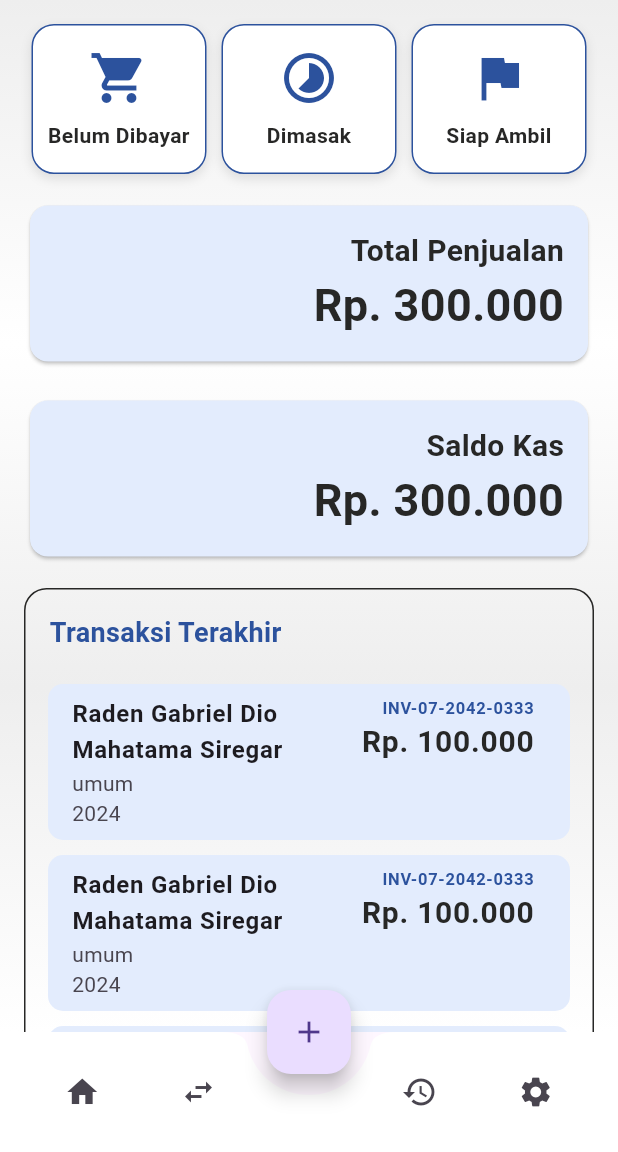
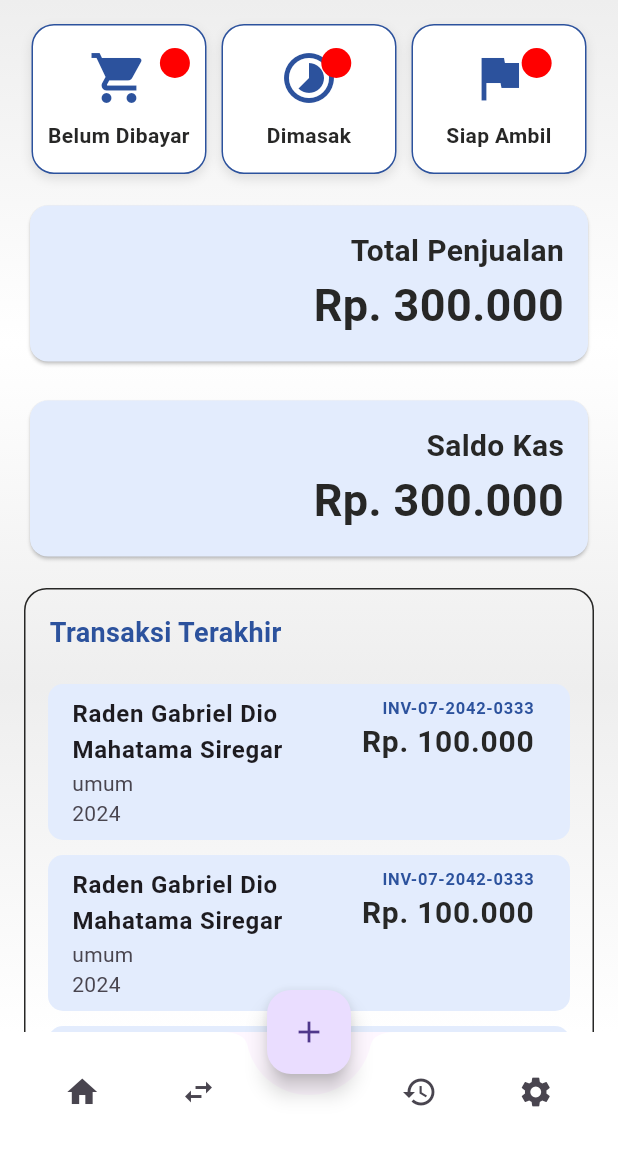
Before and after one commit to athaarsley/5th-Flutter, a Flutter app: the screen it shows after launch, on a phone screen of 412 x 824 dp, the part 84-1236 px from its top. Run offline on Flutter 3.47's test engine with Material 3 defaults, Android fonts, the phone set to English and light mode, and no system bars.

Commit message:
4th commit

```diff
--- a/lib/app_tombol_atas.dart
+++ /dev/null
@@ -1,61 +0,0 @@
-import 'package:flutter/material.dart';
-import 'package:dashboard/theme.dart';
-
-
-class TombolAtasApp extends StatelessWidget {
-  const TombolAtasApp({Key? key}) : super(key: key);
-
-  Widget _buildContainer(IconData icon, String text) {
-    return Expanded(
-      child: Container(
-        margin: EdgeInsets.only(left: 5, right: 5),
-      width: 100,
-      height: 100,
-      decoration: BoxDecoration(
-        color: Colors.white,
-        border: Border.all(color: kPrimaryColor,),
-        borderRadius: BorderRadius.circular(15),
-        boxShadow: [
-          BoxShadow(
-            color: Colors.black.withOpacity(0.1),
-            blurRadius: 5,
-            offset: Offset(0, 3),
-            ),
-          ],
-        ),
-      child: Column(
-
-        mainAxisAlignment: MainAxisAlignment.center,
-        children: [
-            Icon(icon,
-            size: 40,
-            color: kPrimaryColor),
-          SizedBox(height: 8),
-          Text(
-            text,
-            style: const TextStyle(
-              color: kBlackColor,
-              fontWeight: FontWeight.bold,
-            ),
-            textAlign: TextAlign.center,
-          ),
-        ],
-      ),
-    ));
-  }
-
-  @override
-  Widget build(BuildContext context) {
-    return Padding(
-      padding: const EdgeInsets.all(16.0),
-      child: Row(
-        mainAxisAlignment: MainAxisAlignment.spaceEvenly,
-        children: [
-          _buildContainer(Icons.shopping_cart, 'Belum Dibayar'),
-          _buildContainer(Icons.timelapse, 'Dimasak'),
-          _buildContainer(Icons.flag, 'Siap Ambil'),
-        ],
-      ),
-    );
-  }
-}
--- a/lib/main.dart
+++ b/lib/main.dart
@@ -1,9 +1,5 @@
+import 'package:dashboard/ui/main_screen_app.dart';
 import 'package:flutter/material.dart';
-import 'app_bottom.dart';
-import 'app_info.dart';
-import 'app_tombol_atas.dart';
-import 'app_transaksi.dart';
-import 'theme.dart';
 
 void main() => runApp(MyApp());
 
@@ -18,74 +14,3 @@ class MyApp extends StatelessWidget {
     );
   }
 }
-
-class MainScreen extends StatelessWidget {
-  const MainScreen({Key? key}) : super(key: key);
-
-  @override
-  Widget build(BuildContext context) {
-    return Scaffold(
-      appBar: AppBar(
-        title: const Text(
-          'Dashboard',
-          style: TextStyle(fontWeight: FontWeight.bold),
-        ),
-        actions: [
-          Container(
-            width: 160,
-            margin: EdgeInsets.only(right: 15),
-            decoration: BoxDecoration(
-              border: Border.all(color: kPrimaryColor,),
-              borderRadius: BorderRadius.circular(30),
-            ),
-            child: const Row(
-              mainAxisAlignment: MainAxisAlignment.center,
-              children: [
-                Icon(Icons.bolt, color: kPrimaryColor),
-                Text(
-                  'Fast Transaction',
-                  style: TextStyle(
-                    color: kPrimaryColor,
-                    fontWeight: FontWeight.bold,
-                  ),
-                ),
-              ],
-            ),
-          )
-        ]
-      ),
-      body: Container(
-        decoration: const BoxDecoration(
-          gradient: LinearGradient(
-            colors: [
-              kGrey,
-              kWhite,
-              kGrey,
-              kWhite,
-            ],
-            begin: Alignment.topCenter,
-            end: Alignment.bottomCenter
-          )
-        ),
-        child: const SingleChildScrollView(
-          child: Column(
-            crossAxisAlignment: CrossAxisAlignment.stretch,
-            children: [
-              TombolAtasApp(),
-              InfoApp(),
-              TransactionListApp(),
-            ]
-          ),
-        ),
-      ),
-      bottomNavigationBar: BottomApp(),
-      floatingActionButton: FloatingActionButton(
-        onPressed: () {
-          // Handle FAB tap
-        },
-        child: Icon(Icons.add),
-      ),
-      floatingActionButtonLocation: FloatingActionButtonLocation.centerDocked,
-    );
-  }
-}
--- a/lib/app_bottom.dart
+++ b/lib/ui/bottom_app.dart
@@ -1,4 +1,4 @@
-import 'package:dashboard/theme.dart';
+import 'package:dashboard/model/theme.dart';
 import 'package:flutter/material.dart';
 
 class BottomApp extends StatelessWidget {
--- a/lib/app_info.dart
+++ b/lib/ui/info_app.dart
@@ -1,5 +1,5 @@
 import 'package:flutter/material.dart';
-import 'package:dashboard/theme.dart';
+import 'package:dashboard/model/theme.dart';
 
 class InfoApp extends StatelessWidget {
   const InfoApp({Key? key}) : super(key: key);
--- /dev/null
+++ b/lib/ui/main_screen_app.dart
@@ -0,0 +1,78 @@
+
+import 'package:dashboard/ui/bottom_app.dart';
+import 'package:dashboard/ui/info_app.dart';
+import 'package:dashboard/ui/tombol_atas_app.dart';
+import 'package:dashboard/ui/transaction_list_app.dart';
+import 'package:dashboard/model/theme.dart';
+import 'package:flutter/material.dart';
+
+class MainScreen extends StatelessWidget {
+  const MainScreen({Key? key}) : super(key: key);
+
+  @override
+  Widget build(BuildContext context) {
+    return Scaffold(
+      appBar: AppBar(
+        title: const Text(
+          'Dashboard',
+          style: TextStyle(fontWeight: FontWeight.bold),
+        ),
+        actions: [
+          Container(
+            width: 160,
+            margin: EdgeInsets.only(right: 15),
+            decoration: BoxDecoration(
+              border: Border.all(color: kPrimaryColor,),
+              borderRadius: BorderRadius.circular(30),
+            ),
+            child: const Row(
+              mainAxisAlignment: MainAxisAlignment.center,
+              children: [
+                Icon(Icons.bolt, color: kPrimaryColor),
+                Text(
+                  'Fast Transaction',
+                  style: TextStyle(
+                    color: kPrimaryColor,
+                    fontWeight: FontWeight.bold,
+                  ),
+                ),
+              ],
+            ),
+          )
+        ]
+      ),
+      body: Container(
+        decoration: const BoxDecoration(
+          gradient: LinearGradient(
+            colors: [
+              kGrey,
+              kWhite,
+              kGrey,
+              kWhite,
+            ],
+            begin: Alignment.topCenter,
+            end: Alignment.bottomCenter
+          )
+        ),
+        child: const SingleChildScrollView(
+          child: Column(
+            crossAxisAlignment: CrossAxisAlignment.stretch,
+            children: [
+              TombolAtasApp(),
+              InfoApp(),
+              TransactionListApp(),
+            ]
+          ),
+        ),
+      ),
+      bottomNavigationBar: BottomApp(),
+      floatingActionButton: FloatingActionButton(
+        onPressed: () {
+          // Handle FAB tap
+        },
+        child: Icon(Icons.add),
+      ),
+      floatingActionButtonLocation: FloatingActionButtonLocation.centerDocked,
+    );
+  }
+}
--- /dev/null
+++ b/lib/ui/tombol_atas_app.dart
@@ -0,0 +1,78 @@
+import 'package:flutter/material.dart';
+import 'package:dashboard/model/theme.dart';
+
+class TombolAtasApp extends StatelessWidget {
+  const TombolAtasApp({Key? key}) : super(key: key);
+
+  Widget _buildContainer(IconData icon, String text) {
+    return Expanded(
+      child: Container(
+        margin: EdgeInsets.only(left: 5, right: 5),
+      width: 100,
+      height: 100,
+      decoration: BoxDecoration(
+        color: Colors.white,
+        border: Border.all(color: kPrimaryColor,),
+        borderRadius: BorderRadius.circular(15),
+        boxShadow: [
+          BoxShadow(
+            color: Colors.black.withOpacity(0.1),
+            blurRadius: 5,
+            offset: Offset(0, 3),
+            ),
+          ],
+        ),
+
+      child: Padding(
+        padding: EdgeInsets.all(0),
+        child: Column(
+          mainAxisAlignment: MainAxisAlignment.center,
+          children: [
+            Stack(
+              alignment: Alignment.topRight,
+              children: [
+                Column(
+                  mainAxisAlignment: MainAxisAlignment.center,
+                  children: [
+                      Icon(icon,
+                      size: 40,
+                      color: kPrimaryColor),
+                    SizedBox(height: 8),
+                    Text(
+                      text,
+                      style: const TextStyle(
+                        color: kBlackColor,
+                        fontWeight: FontWeight.bold,
+                      ),
+                      textAlign: TextAlign.center,
+                    ),
+                    ],
+                  ),
+                  CircleAvatar(
+                    radius: 10,
+                    backgroundColor: Color.fromARGB(255, 255, 0, 0),
+                  ),
+                ],
+              ),
+            ],
+          ),
+        )
+      )
+    );
+  }
+
+  @override
+  Widget build(BuildContext context) {
+    return Padding(
+      padding: const EdgeInsets.all(16.0),
+      child: Row(
+        mainAxisAlignment: MainAxisAlignment.spaceEvenly,
+        children: [
+          _buildContainer(Icons.shopping_cart, 'Belum Dibayar'),
+          _buildContainer(Icons.timelapse, 'Dimasak'),
+          _buildContainer(Icons.flag, 'Siap Ambil'),
+        ],
+      ),
+    );
+  }
+}
--- a/lib/app_transaksi.dart
+++ b/lib/ui/transaction_list_app.dart
@@ -1,6 +1,6 @@
 import 'package:flutter/material.dart';
-import 'package:dashboard/theme.dart';
-import 'transaksi_model.dart';
+import 'package:dashboard/model/theme.dart';
+import '../model/transaksi_model.dart';
 
 class TransactionListApp extends StatelessWidget {
   const TransactionListApp({Key? key}) : super(key: key);
@@ -12,7 +12,7 @@ class TransactionListApp extends StatelessWidget {
         border: Border.all(color: kBlackColor),
         borderRadius: BorderRadius.circular(15),
       ),
-      margin: EdgeInsets.all(16),
+      margin: const EdgeInsets.all(16),
       child: Column(
         crossAxisAlignment: CrossAxisAlignment.start,
         children: [
@@ -29,11 +29,7 @@ class TransactionListApp extends StatelessWidget {
             itemCount: transaksiItem.length,
             itemBuilder: (context, index) {
               return _buildTransactionItem(
-                transaksiItem[index].invoice,
-                transaksiItem[index].date,
-                transaksiItem[index].name,
-                transaksiItem[index].itemCount,
-                transaksiItem[index].amount,
+                transaksiItem[index]
               );
             },
           ),
@@ -42,7 +38,7 @@ class TransactionListApp extends StatelessWidget {
     );
   }
 
-  Widget _buildTransactionItem(String invoice, String date, String name, String itemCount, String amount) {
+  Widget _buildTransactionItem( TransaksiModel transaksi){
     return Container(
       margin: const EdgeInsets.only(left: 15, right: 15, bottom: 5, top: 5),
       decoration: BoxDecoration(
@@ -50,16 +46,16 @@ class TransactionListApp extends StatelessWidget {
         borderRadius: BorderRadius.circular(10),
       ),
       child: ListTile(
-        subtitle: Text('$itemCount\n$date'),
+        subtitle: Text('${transaksi.itemCount}\n${transaksi.date}'),
         trailing: Column(
           mainAxisSize: MainAxisSize.min,
           crossAxisAlignment: CrossAxisAlignment.end,
           children: [
-            Text('$invoice', style: const TextStyle(fontWeight: FontWeight.bold, color: kPrimaryColor)),
-            Text('Rp. $amount', style: const TextStyle(fontWeight: FontWeight.bold, color: kBlackColor, fontSize: 20)),
+            Text('${transaksi.invoice}', style: const TextStyle(fontWeight: FontWeight.bold, color: kPrimaryColor)),
+            Text('Rp. ${transaksi.amount}', style: const TextStyle(fontWeight: FontWeight.bold, color: kBlackColor, fontSize: 20)),
           ],
         ),
-        title: Text(name, style: const TextStyle(fontWeight: FontWeight.bold)),
+        title: Text('${transaksi.name}', style:const TextStyle(fontWeight: FontWeight.bold)),
         isThreeLine: true,
       ),
     );
```
Also changed, not shown: lib/model/theme.dart (renamed from lib/theme.dart), lib/model/transaksi_model.dart (renamed from lib/transaksi_model.dart).
